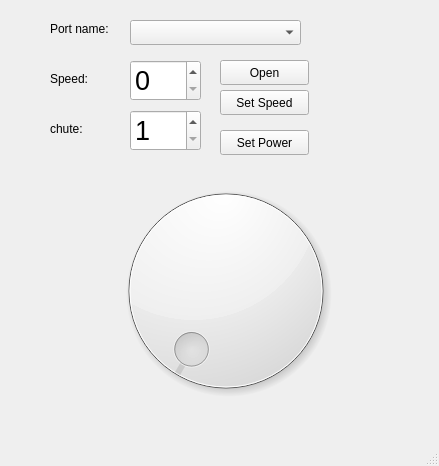
First picture: the form in mainwindow.ui, repository amin-amani/FeederController, before the edit.
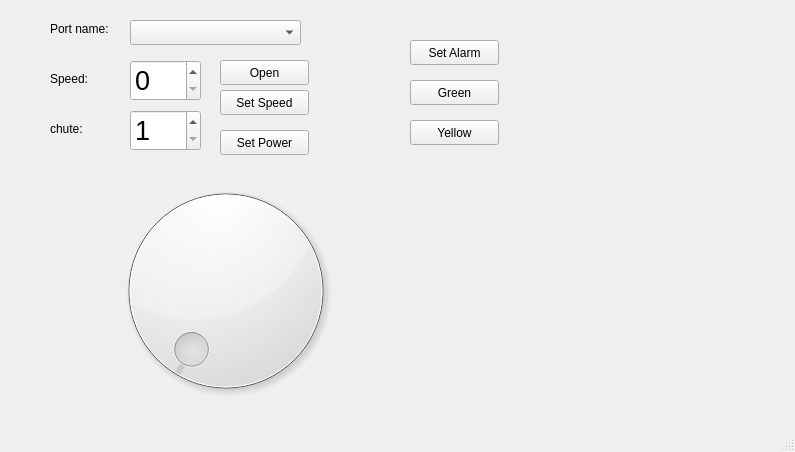
Second picture: the form after the edit.

```diff
--- a/mainwindow.ui
+++ b/mainwindow.ui
@@ -6,8 +6,8 @@
    <rect>
     <x>0</x>
     <y>0</y>
-    <width>439</width>
-    <height>466</height>
+    <width>795</width>
+    <height>452</height>
    </rect>
   </property>
   <property name="windowTitle">
@@ -154,6 +154,45 @@
      <string>Set Power</string>
     </property>
    </widget>
+   <widget class="QPushButton" name="BtnSetAlarm">
+    <property name="geometry">
+     <rect>
+      <x>410</x>
+      <y>40</y>
+      <width>89</width>
+      <height>25</height>
+     </rect>
+    </property>
+    <property name="text">
+     <string>Set Alarm</string>
+    </property>
+   </widget>
+   <widget class="QPushButton" name="BtnSetAlarm_2">
+    <property name="geometry">
+     <rect>
+      <x>410</x>
+      <y>80</y>
+      <width>89</width>
+      <height>25</height>
+     </rect>
+    </property>
+    <property name="text">
+     <string>Green</string>
+    </property>
+   </widget>
+   <widget class="QPushButton" name="BtnSetAlarm_3">
+    <property name="geometry">
+     <rect>
+      <x>410</x>
+      <y>120</y>
+      <width>89</width>
+      <height>25</height>
+     </rect>
+    </property>
+    <property name="text">
+     <string>Yellow</string>
+    </property>
+   </widget>
   </widget>
   <widget class="QMenuBar" name="menubar">
    <property name="geometry">
```
Left out of the diff: 4 changed lines with no effect on the pictures.
